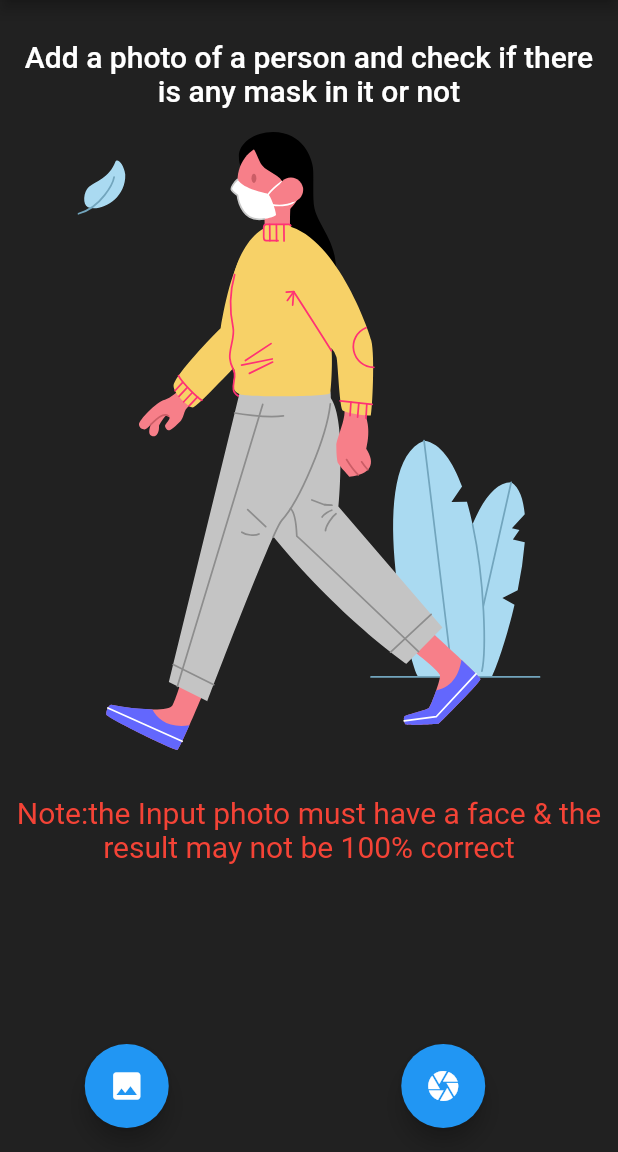
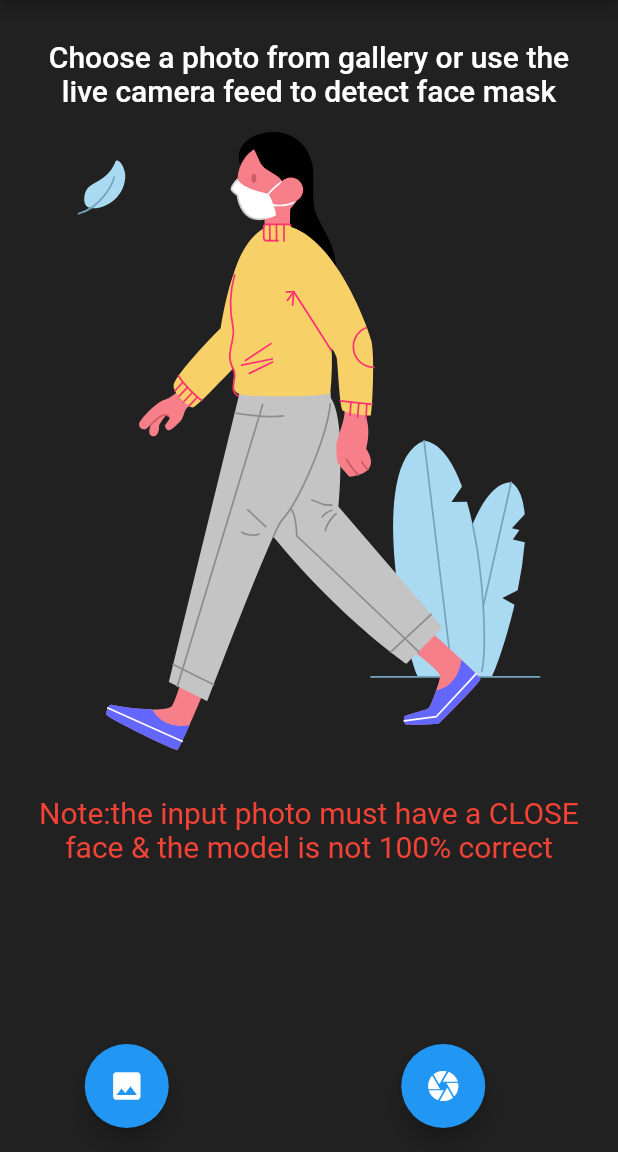
Before and after one commit to AniketSindhu/mask_detector, a Flutter app: the screen it shows after launch, on a phone screen of 412 x 824 dp, the part 84-1236 px from its top. Run offline on Flutter 3.47's test engine with Material 2 defaults, Android fonts, the phone set to English and light mode, and no system bars; our stand-ins replace camera, flutter_svg, image_picker; missing offline and left inert: firebase_admob, flutter_share, tflite; accounts and stored records are empty.

Commit message:
changes done

```diff
--- a/lib/main.dart
+++ b/lib/main.dart
@@ -75,7 +75,7 @@ void dispose() {
 Future<void> share() async {
   await FlutterShare.share(
     title: 'Hey,I found out a great app!',
-    text: 'use this app to detect mask in photos/selfies. This app is really awesome. Must download app',
+    text: 'Use this app to detect mask in photos/selfies. This app is really awesome.',
     linkUrl: 'https://play.google.com/store/apps/details?id=com.aniket.maskdetector',
     chooserTitle: 'Hey,I found out a great app!'
   );
@@ -101,7 +101,7 @@ pickImage() async {
 classifyImage(File image) async {
     var output = await Tflite.runModelOnImage(
       path: image.path,
-      numResults: 2,
+      numResults: 1,
       threshold: 0.5,
       imageMean: 127.5,
       imageStd: 127.5,
@@ -161,14 +161,6 @@ classifyImage(File image) async {
                   launch('https://github.com/AniketSindhu');
                },
               ),
-              Divider(height:3,color: Colors.black,),
-              ListTile(
-               title: Text('Try Randomize',style: TextStyle(fontSize:20,color: Colors.white),),
-               leading: Icon(Icons.play_arrow,size: 40,color: Colors.redAccent,),
-               onTap: () {
-                  launch('https://play.google.com/store/apps/details?id=com.aniket.randomize');
-               },
-              )
             ],
           ),
        ),
@@ -228,7 +220,7 @@ classifyImage(File image) async {
                           children: <Widget>[
                             Padding(
                               padding: const EdgeInsets.all(16.0),
-                              child: Text("Add a photo of a person and check if there is any mask in it or not",style: TextStyle(fontSize:20,fontWeight:FontWeight.w500,color: Colors.white),textAlign: TextAlign.center,),
+                              child: Text("Choose a photo from gallery or use the live camera feed to detect face mask",style: TextStyle(fontSize:20,fontWeight:FontWeight.w500,color: Colors.white),textAlign: TextAlign.center,),
                             ),
                             Container(
                                 child:SvgPicture.asset(
@@ -241,7 +233,7 @@ classifyImage(File image) async {
                             SizedBox(height:20),
                             Padding(
                               padding: const EdgeInsets.all(10.0),
-                              child: Text("Note:the Input photo must have a face & the result may not be 100% correct",style:TextStyle(color: Colors.red,fontSize: 20),textAlign: TextAlign.center,),
+                              child: Text("Note:the input photo must have a CLOSE face & the model is not 100% correct",style:TextStyle(color: Colors.red,fontSize: 20),textAlign: TextAlign.center,),
                             )
                           ],
                         ),
--- a/pubspec.yaml
+++ b/pubspec.yaml
@@ -15,7 +15,7 @@ publish_to: 'none' # Remove this line if you wish to publish to pub.dev
 # In iOS, build-name is used as CFBundleShortVersionString while build-number used as CFBundleVersion.
 # Read more about iOS versioning at
 # https://developer.apple.com/library/archive/documentation/General/Reference/InfoPlistKeyReference/Articles/CoreFoundationKeys.html
-version: 1.0.0+2
+version: 1.1.0+3
 
 environment:
   sdk: ">=2.7.0 <3.0.0"
```
Also changed, not shown: lib/boundary_box.dart (+21 -1 lines), lib/face_detection_camera.dart (+32 -6 lines).
